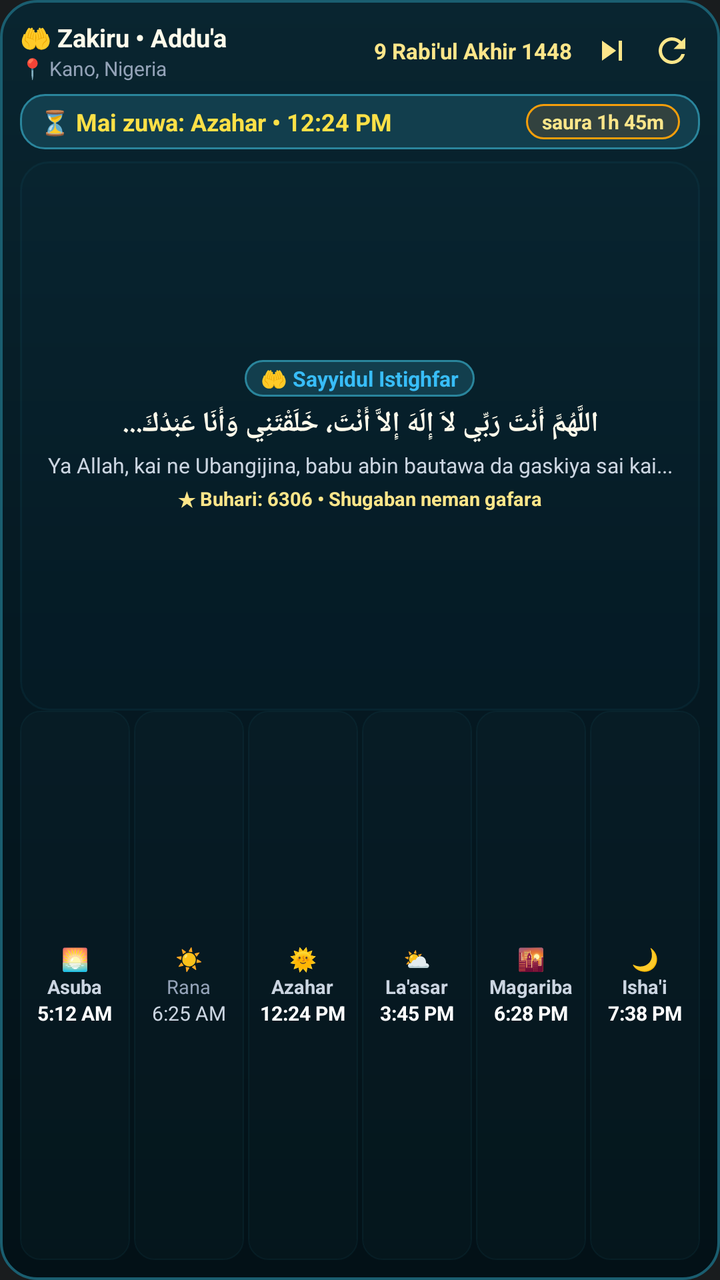
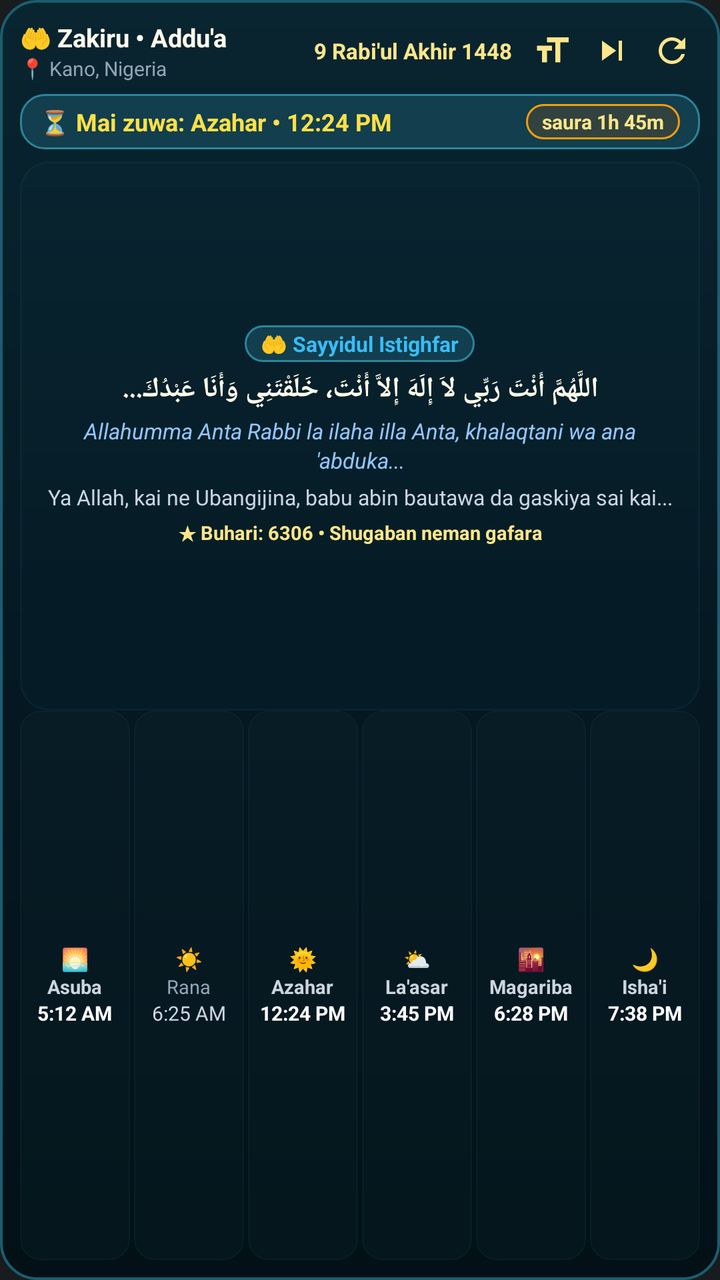

Two renders of the same Android screen: before a commit and after it. Below are the layout's source before the change and the commit's diff.
<!-- AndroidManifest.xml: application theme Theme.MyApplication -->
<!-- res/layout/widget_prayer_times.xml -->
<?xml version="1.0" encoding="utf-8"?>
<LinearLayout xmlns:android="http://schemas.android.com/apk/res/android"
    android:id="@+id/widget_root"
    android:layout_width="match_parent"
    android:layout_height="match_parent"
    android:background="@drawable/bg_widget_prayer"
    android:orientation="vertical"
    android:padding="10dp">

    
    <LinearLayout
        android:layout_width="match_parent"
        android:layout_height="wrap_content"
        android:gravity="center_vertical"
        android:orientation="horizontal"
        android:paddingBottom="6dp">

        <LinearLayout
            android:layout_width="0dp"
            android:layout_height="wrap_content"
            android:layout_weight="1"
            android:orientation="vertical">

            <TextView
                android:id="@+id/widget_app_title"
                android:layout_width="wrap_content"
                android:layout_height="wrap_content"
                android:ellipsize="end"
                android:maxLines="1"
                android:text="🤲 Zakiru • Addu'a"
                android:textColor="#FFFBEB"
                android:textSize="12.5sp"
                android:textStyle="bold" />

            <TextView
                android:id="@+id/widget_location_text"
                android:layout_width="wrap_content"
                android:layout_height="wrap_content"
                android:ellipsize="end"
                android:maxLines="1"
                android:text="📍 Kano, Nigeria"
                android:textColor="#94A3B8"
                android:textSize="10sp" />
        </LinearLayout>

        <TextView
            android:id="@+id/widget_hijri_date"
            android:layout_width="wrap_content"
            android:layout_height="wrap_content"
            android:layout_marginEnd="6dp"
            android:ellipsize="end"
            android:maxLines="1"
            android:text="9 Rabi'ul Akhir 1448"
            android:textColor="#FDE68A"
            android:textSize="11sp"
            android:textStyle="bold" />

        
        <ImageView
            android:id="@+id/widget_btn_next"
            android:layout_width="28dp"
            android:layout_height="28dp"
            android:layout_marginEnd="2dp"
            android:background="?android:attr/selectableItemBackgroundBorderless"
            android:contentDescription="Next"
            android:padding="4dp"
            android:src="@drawable/ic_widget_next" />

        
        <ImageView
            android:id="@+id/widget_btn_refresh"
            android:layout_width="28dp"
            android:layout_height="28dp"
            android:background="?android:attr/selectableItemBackgroundBorderless"
            android:contentDescription="Refresh"
            android:padding="4dp"
            android:src="@drawable/ic_widget_refresh" />
    </LinearLayout>

    
    <LinearLayout
        android:id="@+id/widget_hero_card"
        android:layout_width="match_parent"
        android:layout_height="wrap_content"
        android:layout_marginBottom="6dp"
        android:background="@drawable/bg_widget_hero_badge"
        android:gravity="center_vertical"
        android:orientation="horizontal"
        android:paddingHorizontal="10dp"
        android:paddingVertical="5dp">

        <TextView
            android:id="@+id/widget_next_prayer_title"
            android:layout_width="0dp"
            android:layout_height="wrap_content"
            android:layout_weight="1"
            android:ellipsize="end"
            android:maxLines="1"
            android:text="⏳ Mai zuwa: Azahar • 12:24 PM"
            android:textColor="#FDE047"
            android:textSize="12sp"
            android:textStyle="bold" />

        <TextView
            android:id="@+id/widget_next_prayer_countdown"
            android:layout_width="wrap_content"
            android:layout_height="wrap_content"
            android:background="@drawable/bg_widget_countdown_pill"
            android:paddingHorizontal="8dp"
            android:paddingVertical="2dp"
            android:text="saura 1h 45m"
            android:textColor="#FDE68A"
            android:textSize="10sp"
            android:textStyle="bold" />
    </LinearLayout>

    
    <LinearLayout
        android:id="@+id/widget_islamic_content_section"
        android:layout_width="match_parent"
        android:layout_height="0dp"
        android:layout_weight="1"
        android:background="@drawable/bg_widget_content_card"
        android:gravity="center"
        android:orientation="vertical"
        android:paddingHorizontal="10dp"
        android:paddingVertical="6dp">

        
        <TextView
            android:id="@+id/widget_content_title"
            android:layout_width="wrap_content"
            android:layout_height="wrap_content"
            android:layout_marginBottom="4dp"
            android:background="@drawable/bg_widget_hero_badge"
            android:ellipsize="end"
            android:maxLines="1"
            android:paddingHorizontal="8dp"
            android:paddingVertical="2dp"
            android:text="🤲 Sayyidul Istighfar"
            android:textColor="#38BDF8"
            android:textSize="10.5sp"
            android:textStyle="bold" />

        
        <TextView
            android:id="@+id/widget_content_arabic"
            android:layout_width="match_parent"
            android:layout_height="wrap_content"
            android:layout_marginBottom="4dp"
            android:ellipsize="end"
            android:gravity="center"
            android:lineSpacingExtra="2dp"
            android:maxLines="3"
            android:text="اللَّهُمَّ أَنْتَ رَبِّي لاَ إِلَهَ إِلاَّ أَنْتَ، خَلَقْتَنِي وَأَنَا عَبْدُكَ..."
            android:textColor="#FFFBEB"
            android:textSize="14sp"
            android:textStyle="bold" />

        
        <TextView
            android:id="@+id/widget_content_translation"
            android:layout_width="match_parent"
            android:layout_height="wrap_content"
            android:ellipsize="end"
            android:gravity="center"
            android:maxLines="2"
            android:text="Ya Allah, kai ne Ubangijina, babu abin bautawa da gaskiya sai kai..."
            android:textColor="#CBD5E1"
            android:textSize="10.5sp" />

        
        <TextView
            android:id="@+id/widget_content_reference"
            android:layout_width="wrap_content"
            android:layout_height="wrap_content"
            android:layout_marginTop="3dp"
            android:ellipsize="end"
            android:maxLines="1"
            android:text="★ Buhari: 6306 • Shugaban neman gafara"
            android:textColor="#FDE68A"
            android:textSize="9.5sp"
            android:textStyle="bold" />
    </LinearLayout>

    
    <LinearLayout
        android:id="@+id/widget_prayers_row"
        android:layout_width="match_parent"
        android:layout_height="0dp"
        android:layout_weight="1"
        android:gravity="center_vertical"
        android:orientation="horizontal"
        android:weightSum="6">

        
        <LinearLayout
            android:id="@+id/widget_fajr_container"
            android:layout_width="0dp"
            android:layout_height="match_parent"
            android:layout_marginEnd="2dp"
            android:layout_weight="1"
            android:background="@drawable/bg_widget_prayer_item"
            android:gravity="center"
            android:orientation="vertical"
            android:padding="2dp">

            <TextView
                android:id="@+id/widget_fajr_icon"
                android:layout_width="wrap_content"
                android:layout_height="wrap_content"
                android:text="🌅"
                android:textSize="11sp" />

            <TextView
                android:id="@+id/widget_fajr_name"
                android:layout_width="wrap_content"
                android:layout_height="wrap_content"
                android:ellipsize="end"
                android:maxLines="1"
                android:text="Asuba"
                android:textColor="#CBD5E1"
                android:textSize="9.5sp"
                android:textStyle="bold" />

            <TextView
                android:id="@+id/widget_fajr_time"
                android:layout_width="wrap_content"
                android:layout_height="wrap_content"
                android:ellipsize="end"
                android:maxLines="1"
                android:text="5:12 AM"
                android:textColor="#FFFFFF"
                android:textSize="10sp"
                android:textStyle="bold" />
        </LinearLayout>

        
        <LinearLayout
            android:id="@+id/widget_sunrise_container"
            android:layout_width="0dp"
            android:layout_height="match_parent"
            android:layout_marginEnd="2dp"
            android:layout_weight="1"
            android:background="@drawable/bg_widget_prayer_item"
            android:gravity="center"
            android:orientation="vertical"
            android:padding="2dp">

            <TextView
                android:id="@+id/widget_sunrise_icon"
                android:layout_width="wrap_content"
                android:layout_height="wrap_content"
                android:text="☀️"
                android:textSize="11sp" />

            <TextView
                android:id="@+id/widget_sunrise_name"
                android:layout_width="wrap_content"
                android:layout_height="wrap_content"
                android:ellipsize="end"
                android:maxLines="1"
                android:text="Rana"
                android:textColor="#94A3B8"
                android:textSize="9.5sp" />

            <TextView
                android:id="@+id/widget_sunrise_time"
                android:layout_width="wrap_content"
                android:layout_height="wrap_content"
                android:ellipsize="end"
                android:maxLines="1"
                android:text="6:25 AM"
                android:textColor="#CBD5E1"
                android:textSize="10sp" />
        </LinearLayout>

        
        <LinearLayout
            android:id="@+id/widget_dhuhr_container"
            android:layout_width="0dp"
            android:layout_height="match_parent"
            android:layout_marginEnd="2dp"
            android:layout_weight="1"
            android:background="@drawable/bg_widget_prayer_item"
            android:gravity="center"
            android:orientation="vertical"
            android:padding="2dp">

            <TextView
                android:id="@+id/widget_dhuhr_icon"
                android:layout_width="wrap_content"
                android:layout_height="wrap_content"
                android:text="🌞"
                android:textSize="11sp" />

            <TextView
                android:id="@+id/widget_dhuhr_name"
                android:layout_width="wrap_content"
                android:layout_height="wrap_content"
                android:ellipsize="end"
                android:maxLines="1"
                android:text="Azahar"
                android:textColor="#CBD5E1"
                android:textSize="9.5sp"
                android:textStyle="bold" />

            <TextView
                android:id="@+id/widget_dhuhr_time"
                android:layout_width="wrap_content"
                android:layout_height="wrap_content"
                android:ellipsize="end"
                android:maxLines="1"
                android:text="12:24 PM"
                android:textColor="#FFFFFF"
                android:textSize="10sp"
                android:textStyle="bold" />
        </LinearLayout>

        
        <LinearLayout
            android:id="@+id/widget_asr_container"
            android:layout_width="0dp"
            android:layout_height="match_parent"
            android:layout_marginEnd="2dp"
            android:layout_weight="1"
            android:background="@drawable/bg_widget_prayer_item"
            android:gravity="center"
            android:orientation="vertical"
            android:padding="2dp">

            <TextView
                android:id="@+id/widget_asr_icon"
                android:layout_width="wrap_content"
                android:layout_height="wrap_content"
                android:text="⛅"
                android:textSize="11sp" />

            <TextView
                android:id="@+id/widget_asr_name"
                android:layout_width="wrap_content"
                android:layout_height="wrap_content"
                android:ellipsize="end"
                android:maxLines="1"
                android:text="La'asar"
                android:textColor="#CBD5E1"
                android:textSize="9.5sp"
                android:textStyle="bold" />

            <TextView
                android:id="@+id/widget_asr_time"
                android:layout_width="wrap_content"
                android:layout_height="wrap_content"
                android:ellipsize="end"
                android:maxLines="1"
                android:text="3:45 PM"
                android:textColor="#FFFFFF"
                android:textSize="10sp"
                android:textStyle="bold" />
        </LinearLayout>

        
        <LinearLayout
            android:id="@+id/widget_maghrib_container"
            android:layout_width="0dp"
            android:layout_height="match_parent"
            android:layout_marginEnd="2dp"
            android:layout_weight="1"
            android:background="@drawable/bg_widget_prayer_item"
            android:gravity="center"
            android:orientation="vertical"
            android:padding="2dp">

            <TextView
                android:id="@+id/widget_maghrib_icon"
                android:layout_width="wrap_content"
                android:layout_height="wrap_content"
                android:text="🌇"
                android:textSize="11sp" />

            <TextView
                android:id="@+id/widget_maghrib_name"
                android:layout_width="wrap_content"
                android:layout_height="wrap_content"
                android:ellipsize="end"
                android:maxLines="1"
                android:text="Magariba"
                android:textColor="#CBD5E1"
                android:textSize="9.5sp"
                android:textStyle="bold" />

            <TextView
                android:id="@+id/widget_maghrib_time"
                android:layout_width="wrap_content"
                android:layout_height="wrap_content"
                android:ellipsize="end"
                android:maxLines="1"
                android:text="6:28 PM"
                android:textColor="#FFFFFF"
                android:textSize="10sp"
                android:textStyle="bold" />
        </LinearLayout>

        
        <LinearLayout
            android:id="@+id/widget_isha_container"
            android:layout_width="0dp"
            android:layout_height="match_parent"
            android:layout_weight="1"
            android:background="@drawable/bg_widget_prayer_item"
            android:gravity="center"
            android:orientation="vertical"
            android:padding="2dp">

            <TextView
                android:id="@+id/widget_isha_icon"
                android:layout_width="wrap_content"
                android:layout_height="wrap_content"
                android:text="🌙"
                android:textSize="11sp" />

            <TextView
                android:id="@+id/widget_isha_name"
                android:layout_width="wrap_content"
                android:layout_height="wrap_content"
                android:ellipsize="end"
                android:maxLines="1"
                android:text="Isha'i"
                android:textColor="#CBD5E1"
                android:textSize="9.5sp"
                android:textStyle="bold" />

            <TextView
                android:id="@+id/widget_isha_time"
                android:layout_width="wrap_content"
                android:layout_height="wrap_content"
                android:ellipsize="end"
                android:maxLines="1"
                android:text="7:38 PM"
                android:textColor="#FFFFFF"
                android:textSize="10sp"
                android:textStyle="bold" />
        </LinearLayout>

    </LinearLayout>

</LinearLayout>
<!-- resources referenced by this layout -->
<resources>
  <!-- drawable bg_widget_content_card (drawable) -->
  <?xml version="1.0" encoding="utf-8"?>
  <shape xmlns:android="http://schemas.android.com/apk/res/android"
      android:shape="rectangle">
      <solid android:color="#1A0D3844" />
      <corners android:radius="14dp" />
      <stroke
          android:width="1dp"
          android:color="#241B667A" />
  </shape>
  <!-- drawable bg_widget_countdown_pill (drawable) -->
  <?xml version="1.0" encoding="utf-8"?>
  <shape xmlns:android="http://schemas.android.com/apk/res/android"
      android:shape="rectangle">
      <solid android:color="#33B45309" />
      <corners android:radius="20dp" />
      <stroke
          android:width="1dp"
          android:color="#F59E0B" />
  </shape>
  <!-- drawable bg_widget_hero_badge (drawable) -->
  <?xml version="1.0" encoding="utf-8"?>
  <shape xmlns:android="http://schemas.android.com/apk/res/android"
      android:shape="rectangle">
      <solid android:color="#123E4D" />
      <corners android:radius="12dp" />
      <stroke
          android:width="1dp"
          android:color="#2A859C" />
  </shape>
  <!-- drawable bg_widget_prayer (drawable) -->
  <?xml version="1.0" encoding="utf-8"?>
  <shape xmlns:android="http://schemas.android.com/apk/res/android"
      android:shape="rectangle">
      <gradient
          android:angle="270"
          android:startColor="#092530"
          android:centerColor="#051922"
          android:endColor="#031117"
          android:type="linear" />
      <corners android:radius="18dp" />
      <stroke
          android:width="1.2dp"
          android:color="#1A5E70" />
  </shape>
  <!-- drawable bg_widget_prayer_item (drawable) -->
  <?xml version="1.0" encoding="utf-8"?>
  <shape xmlns:android="http://schemas.android.com/apk/res/android"
      android:shape="rectangle">
      <solid android:color="#141E4F5D" />
      <corners android:radius="10dp" />
      <stroke
          android:width="0.8dp"
          android:color="#241E5D6E" />
  </shape>
  <!-- drawable ic_widget_next (drawable) -->
  <vector xmlns:android="http://schemas.android.com/apk/res/android"
      android:width="24dp"
      android:height="24dp"
      android:viewportWidth="24"
      android:viewportHeight="24">
      <path
          android:fillColor="#FDE68A"
          android:pathData="M6,18l8.5,-6L6,6v12zM16,6v12h2V6h-2z"/>
  </vector>
  <!-- drawable ic_widget_refresh (drawable) -->
  <vector xmlns:android="http://schemas.android.com/apk/res/android"
      android:width="24dp"
      android:height="24dp"
      android:viewportWidth="24"
      android:viewportHeight="24">
      <path
          android:fillColor="#FDE68A"
          android:pathData="M17.65,6.35C16.2,4.9 14.21,4 12,4c-4.42,0 -7.99,3.58 -7.99,8s3.57,8 7.99,8c3.73,0 6.84,-2.55 7.73,-6h-2.08c-0.82,2.33 -3.04,4 -5.65,4 -3.31,0 -6,-2.69 -6,-6s2.69,-6 6,-6c1.66,0 3.14,0.69 4.22,1.78L13,11h7V4l-2.35,2.35z"/>
  </vector>
  <style name="Theme.MyApplication" parent="android:Theme.DeviceDefault.NoActionBar" />
</resources>

<!-- the commit's change to res/layout/widget_prayer_times.xml (unified diff, before → after) -->
@@ -54,6 +54,17 @@
             android:textColor="#FDE68A"
             android:textSize="11sp"
             android:textStyle="bold" />
+
+        
+        <ImageView
+            android:id="@+id/widget_btn_font_size"
+            android:layout_width="28dp"
+            android:layout_height="28dp"
+            android:layout_marginEnd="2dp"
+            android:background="?android:attr/selectableItemBackgroundBorderless"
+            android:contentDescription="Font Size"
+            android:padding="4dp"
+            android:src="@drawable/ic_widget_font_size" />
 
         
         <ImageView
@@ -115,73 +126,89 @@
     </LinearLayout>
 
     
-    <LinearLayout
+    <ScrollView
         android:id="@+id/widget_islamic_content_section"
         android:layout_width="match_parent"
         android:layout_height="0dp"
         android:layout_weight="1"
         android:background="@drawable/bg_widget_content_card"
-        android:gravity="center"
-        android:orientation="vertical"
-        android:paddingHorizontal="10dp"
-        android:paddingVertical="6dp">
-
-        
-        <TextView
-            android:id="@+id/widget_content_title"
-            android:layout_width="wrap_content"
-            android:layout_height="wrap_content"
-            android:layout_marginBottom="4dp"
-            android:background="@drawable/bg_widget_hero_badge"
-            android:ellipsize="end"
-            android:maxLines="1"
-            android:paddingHorizontal="8dp"
-            android:paddingVertical="2dp"
-            android:text="🤲 Sayyidul Istighfar"
-            android:textColor="#38BDF8"
-            android:textSize="10.5sp"
-            android:textStyle="bold" />
-
-        
-        <TextView
-            android:id="@+id/widget_content_arabic"
+        android:fillViewport="true"
+        android:scrollbars="vertical">
+
+        <LinearLayout
             android:layout_width="match_parent"
             android:layout_height="wrap_content"
-            android:layout_marginBottom="4dp"
-            android:ellipsize="end"
-            android:gravity="center"
-            android:lineSpacingExtra="2dp"
-            android:maxLines="3"
-            android:text="اللَّهُمَّ أَنْتَ رَبِّي لاَ إِلَهَ إِلاَّ أَنْتَ، خَلَقْتَنِي وَأَنَا عَبْدُكَ..."
-            android:textColor="#FFFBEB"
-            android:textSize="14sp"
-            android:textStyle="bold" />
-
-        
-        <TextView
-            android:id="@+id/widget_content_translation"
-            android:layout_width="match_parent"
-            android:layout_height="wrap_content"
-            android:ellipsize="end"
-            android:gravity="center"
-            android:maxLines="2"
-            android:text="Ya Allah, kai ne Ubangijina, babu abin bautawa da gaskiya sai kai..."
-            android:textColor="#CBD5E1"
-            android:textSize="10.5sp" />
-
-        
-        <TextView
-            android:id="@+id/widget_content_reference"
-            android:layout_width="wrap_content"
-            android:layout_height="wrap_content"
-            android:layout_marginTop="3dp"
-            android:ellipsize="end"
-            android:maxLines="1"
-            android:text="★ Buhari: 6306 • Shugaban neman gafara"
-            android:textColor="#FDE68A"
-            android:textSize="9.5sp"
-            android:textStyle="bold" />
-    </LinearLayout>
+            android:gravity="center"
+            android:orientation="vertical"
+            android:paddingHorizontal="10dp"
+            android:paddingVertical="6dp">
+
+            
+            <TextView
+                android:id="@+id/widget_content_title"
+                android:layout_width="wrap_content"
+                android:layout_height="wrap_content"
+                android:layout_marginBottom="4dp"
+                android:background="@drawable/bg_widget_hero_badge"
+                android:ellipsize="end"
+                android:maxLines="2"
+                android:paddingHorizontal="8dp"
+                android:paddingVertical="2dp"
+                android:text="🤲 Sayyidul Istighfar"
+                android:textColor="#38BDF8"
+                android:textSize="10.5sp"
+                android:textStyle="bold" />
+
+            
+            <TextView
+                android:id="@+id/widget_content_arabic"
+                android:layout_width="match_parent"
+                android:layout_height="wrap_content"
+                android:layout_marginBottom="4dp"
+                android:gravity="center"
+                android:lineSpacingExtra="3dp"
+                android:text="اللَّهُمَّ أَنْتَ رَبِّي لاَ إِلَهَ إِلاَّ أَنْتَ، خَلَقْتَنِي وَأَنَا عَبْدُكَ..."
+                android:textColor="#FFFBEB"
+                android:textSize="14sp"
+                android:textStyle="bold" />
+
+            
+            <TextView
+                android:id="@+id/widget_content_transliteration"
+                android:layout_width="match_parent"
+                android:layout_height="wrap_content"
+                android:layout_marginBottom="4dp"
+                android:gravity="center"
+                android:lineSpacingExtra="1.5dp"
+                android:text="Allahumma Anta Rabbi la ilaha illa Anta, khalaqtani wa ana 'abduka..."
+                android:textColor="#93C5FD"
+                android:textSize="11sp"
+                android:textStyle="italic" />
+
+            
+            <TextView
+                android:id="@+id/widget_content_translation"
+                android:layout_width="match_parent"
+                android:layout_height="wrap_content"
+                android:gravity="center"
+                android:lineSpacingExtra="2dp"
+                android:text="Ya Allah, kai ne Ubangijina, babu abin bautawa da gaskiya sai kai..."
+                android:textColor="#CBD5E1"
+                android:textSize="10.5sp" />
+
+            
+            <TextView
+                android:id="@+id/widget_content_reference"
+                android:layout_width="wrap_content"
+                android:layout_height="wrap_content"
+                android:layout_marginTop="4dp"
+                android:gravity="center"
+                android:text="★ Buhari: 6306 • Shugaban neman gafara"
+                android:textColor="#FDE68A"
+                android:textSize="9.5sp"
+                android:textStyle="bold" />
+        </LinearLayout>
+    </ScrollView>
 
     
     <LinearLayout
<!-- resource entries referenced after the edit -->
@@ -55,6 +55,16 @@
           android:width="0.8dp"
           android:color="#241E5D6E" />
   </shape>
+  <!-- drawable ic_widget_font_size (drawable) -->
+  <vector xmlns:android="http://schemas.android.com/apk/res/android"
+      android:width="24dp"
+      android:height="24dp"
+      android:viewportWidth="24"
+      android:viewportHeight="24">
+      <path
+          android:fillColor="#FDE68A"
+          android:pathData="M9,4v3h5v12h3V7h5V4H9zm-6,8h3v7h3v-7h3V9H3v3z"/>
+  </vector>
   <!-- drawable ic_widget_next (drawable) -->
   <vector xmlns:android="http://schemas.android.com/apk/res/android"
       android:width="24dp"
